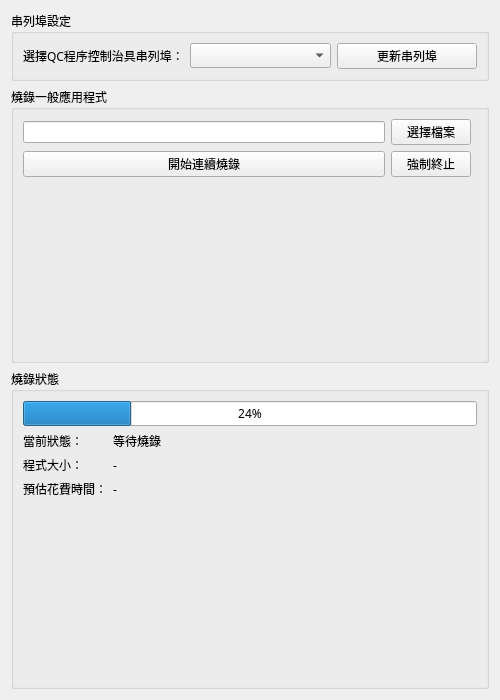
This is ui/asa_prog_qc.ui in mickey9910326/ASA_HMI_Data_Agent as Qt 5 draws it before an edit. The edited form follows.
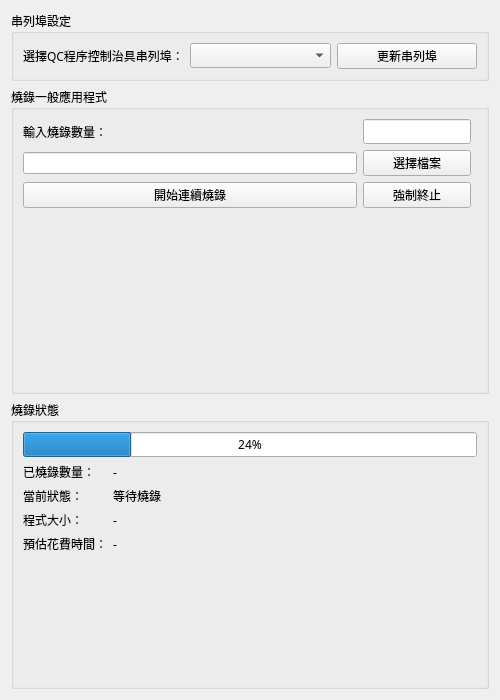
This is the edited form.

Patch:
```diff
--- a/ui/asa_prog_qc.ui
+++ b/ui/asa_prog_qc.ui
@@ -60,14 +60,7 @@
       <string>燒錄一般應用程式</string>
      </property>
      <layout class="QGridLayout" name="gridLayout">
-      <item row="0" column="1">
-       <widget class="QPushButton" name="pushButton_selectFile">
-        <property name="text">
-         <string>選擇檔案</string>
-        </property>
-       </widget>
-      </item>
-      <item row="0" column="0">
+      <item row="2" column="0">
        <widget class="QLineEdit" name="lineEdit_selectFile">
         <property name="font">
          <font>
@@ -76,7 +69,14 @@
         </property>
        </widget>
       </item>
-      <item row="2" column="0" colspan="3">
+      <item row="2" column="1">
+       <widget class="QPushButton" name="pushButton_selectFile">
+        <property name="text">
+         <string>選擇檔案</string>
+        </property>
+       </widget>
+      </item>
+      <item row="4" column="0" colspan="3">
        <widget class="QLabel" name="label_steps">
         <property name="font">
          <font>
@@ -88,20 +88,37 @@
         </property>
        </widget>
       </item>
-      <item row="1" column="0">
+      <item row="3" column="0">
        <widget class="QPushButton" name="pushButton_startProg">
         <property name="text">
          <string>開始連續燒錄</string>
         </property>
        </widget>
       </item>
-      <item row="1" column="1">
+      <item row="3" column="1">
        <widget class="QPushButton" name="pushButton_stopProg">
         <property name="text">
          <string>強制終止</string>
         </property>
        </widget>
       </item>
+      <item row="1" column="0">
+       <widget class="QLabel" name="label_inputNum">
+        <property name="text">
+         <string>輸入燒錄數量：</string>
+        </property>
+       </widget>
+      </item>
+      <item row="1" column="1">
+       <widget class="QLineEdit" name="lineEdit_num">
+        <property name="sizePolicy">
+         <sizepolicy hsizetype="Preferred" vsizetype="Fixed">
+          <horstretch>0</horstretch>
+          <verstretch>0</verstretch>
+         </sizepolicy>
+        </property>
+       </widget>
+      </item>
      </layout>
     </widget>
    </item>
@@ -120,48 +137,62 @@
       </item>
       <item>
        <layout class="QFormLayout" name="formLayout">
-        <item row="0" column="0">
+        <item row="1" column="0">
          <widget class="QLabel" name="label_statusTitle">
           <property name="text">
            <string>當前狀態：</string>
           </property>
          </widget>
         </item>
-        <item row="1" column="0">
+        <item row="2" column="0">
          <widget class="QLabel" name="label_programSizeTitle">
           <property name="text">
            <string>程式大小：</string>
           </property>
          </widget>
         </item>
-        <item row="1" column="1">
+        <item row="2" column="1">
          <widget class="QLabel" name="label_programSizeContent">
           <property name="text">
            <string>-</string>
           </property>
          </widget>
         </item>
-        <item row="2" column="0">
+        <item row="3" column="0">
          <widget class="QLabel" name="label_etcTitle">
           <property name="text">
            <string>預估花費時間：</string>
           </property>
          </widget>
         </item>
-        <item row="2" column="1">
+        <item row="3" column="1">
          <widget class="QLabel" name="label_etcContent">
           <property name="text">
            <string>-</string>
           </property>
          </widget>
         </item>
-        <item row="0" column="1">
+        <item row="1" column="1">
          <widget class="QLabel" name="label_statusContent">
           <property name="text">
            <string>等待燒錄</string>
           </property>
          </widget>
         </item>
+        <item row="0" column="0">
+         <widget class="QLabel" name="label_progedNum">
+          <property name="text">
+           <string>已燒錄數量：</string>
+          </property>
+         </widget>
+        </item>
+        <item row="0" column="1">
+         <widget class="QLabel" name="label_progedNumContent">
+          <property name="text">
+           <string>-</string>
+          </property>
+         </widget>
+        </item>
        </layout>
       </item>
       <item>
```
